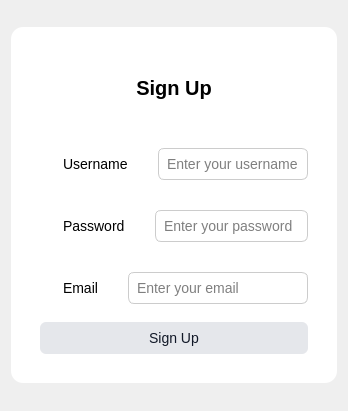
This is Client/signupform.ui in lgy987/IntelliMed as Qt 5 draws it before an edit. The edited form follows.
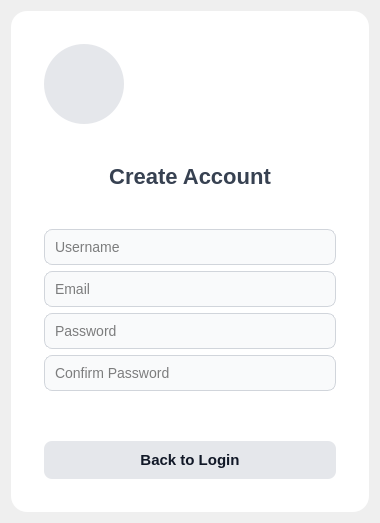
This is the edited form.

Commit message: Homepage placeholder

Patch:
```diff
--- a/Client/signupform.ui
+++ b/Client/signupform.ui
@@ -6,8 +6,8 @@
    <rect>
     <x>0</x>
     <y>0</y>
-    <width>348</width>
-    <height>411</height>
+    <width>380</width>
+    <height>520</height>
    </rect>
   </property>
   <property name="windowTitle">
@@ -22,7 +22,7 @@
      <property name="sizeHint" stdset="0">
       <size>
        <width>20</width>
-       <height>40</height>
+       <height>20</height>
       </size>
      </property>
     </spacer>
@@ -33,45 +33,86 @@
       <string notr="true">
         QFrame {
             background: #ffffff;
-            border-radius: 12px;
-            padding: 20px;
+            border-radius: 16px;
+            padding: 24px;
         }
         QLabel {
             font-size: 14px;
+            color: #374151;
         }
         QLineEdit {
-            border: 1px solid #cccccc;
-            border-radius: 6px;
-            padding: 6px;
-            font-size: 14px;
-        }
-        QPushButton {
-            background-color: #3b82f6;
-            color: white;
-            border-radius: 6px;
+            border: 1px solid #d1d5db;
+            border-radius: 8px;
             padding: 8px;
             font-size: 14px;
+            background: #f9fafb;
         }
-        QPushButton:hover {
-            background-color: #2563eb;
+        QLineEdit:focus {
+            border: 1px solid #3b82f6;
+            background: #ffffff;
+        }
+        QPushButton {
+            border: none;
+            border-radius: 8px;
+            padding: 10px;
+            font-size: 15px;
+            font-weight: bold;
         }
         #signUpButton {
-            background-color: #e5e7eb;
-            color: #111827;
+            background-color: qlineargradient(x1:0, y1:0, x2:1, y2:0,
+                                             stop:0 #3b82f6, stop:1 #2563eb);
+            color: white;
         }
         #signUpButton:hover {
-            background-color: #d1d5db;
+            background-color: #1d4ed8;
+        }
+        #backToLoginButton {
+            background: #e5e7eb;
+            color: #111827;
+        }
+        #backToLoginButton:hover {
+            background: #d1d5db;
         }
       </string>
      </property>
-     <layout class="QVBoxLayout" name="formLayout">
+
+     <layout class="QVBoxLayout" name="formLayout" stretch="0,0,0,0,0">
+
+      <!-- Avatar -->
+      <item>
+       <widget class="QLabel" name="avatarLabel">
+        <property name="minimumSize">
+         <size>
+          <width>80</width>
+          <height>80</height>
+         </size>
+        </property>
+        <property name="maximumSize">
+         <size>
+          <width>80</width>
+          <height>80</height>
+         </size>
+        </property>
+        <property name="alignment">
+         <set>Qt::AlignCenter</set>
+        </property>
+        <property name="styleSheet">
+         <string notr="true">
+            background: #e5e7eb;
+            border-radius: 40px;
+         </string>
+        </property>
+       </widget>
+      </item>
+
+      <!-- Title -->
       <item>
        <widget class="QLabel" name="titleLabel">
         <property name="styleSheet">
-         <string notr="true">font-size:20px; font-weight:bold; margin-bottom:10px;</string>
+         <string notr="true">font-size:22px; font-weight:bold; margin:10px 0;</string>
         </property>
         <property name="text">
-         <string>Sign Up</string>
+         <string>Create Account</string>
         </property>
         <property name="alignment">
          <set>Qt::AlignmentFlag::AlignCenter</set>
@@ -79,62 +120,47 @@
        </widget>
       </item>
       <item>
-       <layout class="QHBoxLayout" name="horizontalLayout_username">
-        <item>
-         <widget class="QLabel" name="usernameLabel">
-          <property name="text">
-           <string>Username</string>
-          </property>
-         </widget>
-        </item>
-        <item>
-         <widget class="QLineEdit" name="usernameEdit">
-          <property name="placeholderText">
-           <string>Enter your username</string>
-          </property>
-         </widget>
-        </item>
-       </layout>
+       <widget class="QLineEdit" name="usernameEdit">
+        <property name="placeholderText">
+         <string>Username</string>
+        </property>
+       </widget>
       </item>
+
+      <!-- Email -->
       <item>
-       <layout class="QHBoxLayout" name="horizontalLayout_password">
-        <item>
-         <widget class="QLabel" name="passwordLabel">
-          <property name="text">
-           <string>Password</string>
-          </property>
-         </widget>
-        </item>
-        <item>
-         <widget class="QLineEdit" name="passwordEdit">
-          <property name="echoMode">
-           <enum>QLineEdit::EchoMode::Password</enum>
-          </property>
-          <property name="placeholderText">
-           <string>Enter your password</string>
-          </property>
-         </widget>
-        </item>
-       </layout>
+       <widget class="QLineEdit" name="emailEdit">
+        <property name="placeholderText">
+         <string>Email</string>
+        </property>
+       </widget>
       </item>
+
+      <!-- Password -->
       <item>
-       <layout class="QHBoxLayout" name="horizontalLayout_email">
-        <item>
-         <widget class="QLabel" name="emailLabel">
-          <property name="text">
-           <string>Email</string>
-          </property>
-         </widget>
-        </item>
-        <item>
-         <widget class="QLineEdit" name="emailEdit">
-          <property name="placeholderText">
-           <string>Enter your email</string>
-          </property>
-         </widget>
-        </item>
-       </layout>
+       <widget class="QLineEdit" name="passwordEdit">
+        <property name="echoMode">
+         <enum>QLineEdit::Password</enum>
+        </property>
+        <property name="placeholderText">
+         <string>Password</string>
+        </property>
+       </widget>
       </item>
+
+      <!-- Confirm Password -->
+      <item>
+       <widget class="QLineEdit" name="confirmPasswordEdit">
+        <property name="echoMode">
+         <enum>QLineEdit::Password</enum>
+        </property>
+        <property name="placeholderText">
+         <string>Confirm Password</string>
+        </property>
+       </widget>
+      </item>
+
+      <!-- Buttons -->
       <item>
        <widget class="QPushButton" name="signUpButton">
         <property name="text">
@@ -142,6 +168,13 @@
         </property>
        </widget>
       </item>
+      <item>
+       <widget class="QPushButton" name="backToLoginButton">
+        <property name="text">
+         <string>Back to Login</string>
+        </property>
+       </widget>
+      </item>
      </layout>
     </widget>
    </item>
```
Left out of the diff: 15 changed lines with no effect on the pictures. The commit also changes 25 other files.
